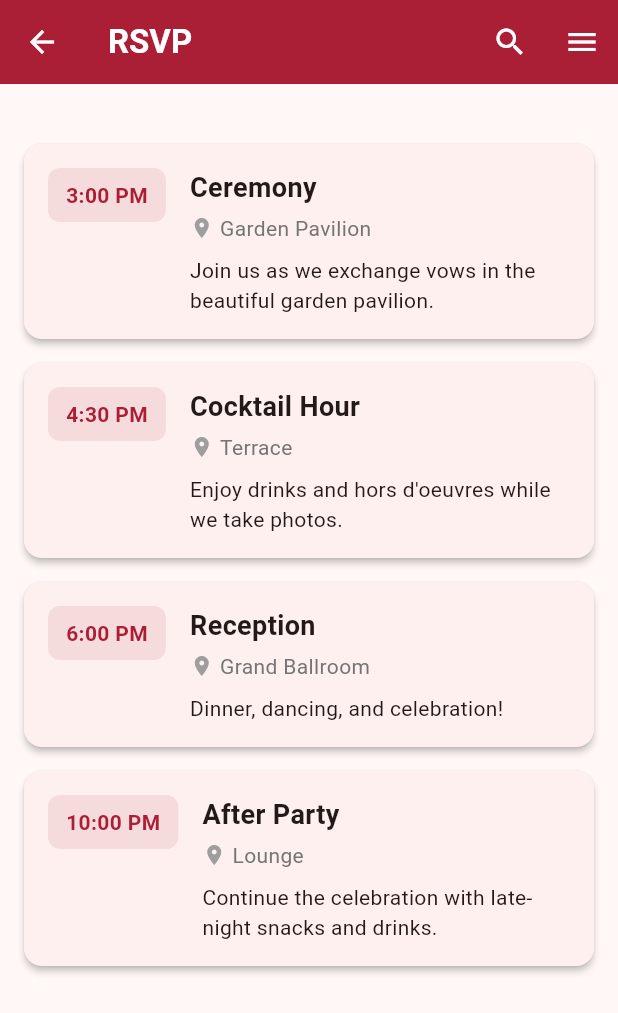
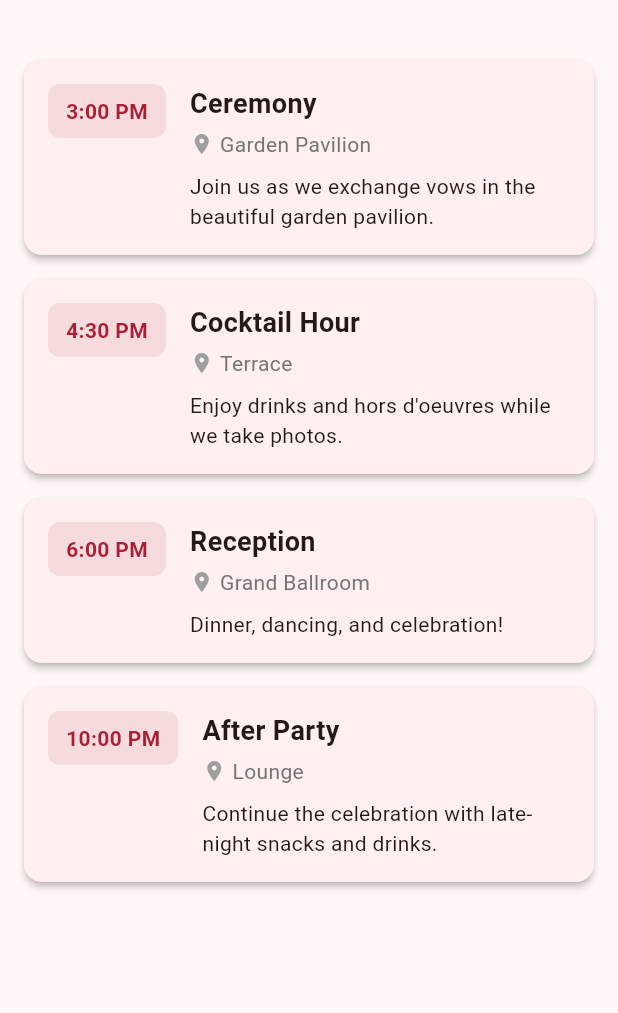
Before and after one commit to windysabolbora/weddingmobile_app, a Flutter app: the PlanningPage screen opened directly, on a phone screen of 412 x 824 dp. Shown: the top 1013 px of the screen. Run offline on Flutter 3.47's test engine with Material 3 defaults, Android fonts, the light colour scheme and no system bars; our stand-ins replace image_picker.

Commit message:
six commit

```diff
--- a/lib/planning_page.dart
+++ b/lib/planning_page.dart
@@ -1,5 +1,5 @@
 import 'package:flutter/material.dart';
-import 'main.dart'; // Assuming this is where your MainScreen class is
+import 'main.dart'; // Ensure this import is included for MainScreen
 
 class PlanningPage extends StatelessWidget {
   const PlanningPage({Key? key}) : super(key: key);
@@ -7,42 +7,7 @@ class PlanningPage extends StatelessWidget {
   @override
   Widget build(BuildContext context) {
     return Scaffold(
-      appBar: AppBar(
-        backgroundColor: const Color(0xFFAA1E36),
-        title: const Text(
-          'RSVP',
-          style: TextStyle(
-            color: Colors.white,
-            fontWeight: FontWeight.bold,
-          ),
-        ),
-        leading: IconButton(
-          icon: const Icon(Icons.arrow_back, color: Colors.white),
-          onPressed: () {
-            Navigator.pushReplacement(
-              context,
-              MaterialPageRoute(
-                builder: (context) =>
-                    const MainScreen(initialIndex: 0), // Navigate back to home
-              ),
-            );
-          },
-        ),
-        actions: [
-          IconButton(
-            icon: const Icon(Icons.search, color: Colors.white),
-            onPressed: () {
-              Navigator.pushNamed(context, '/search');
-            },
-          ),
-          IconButton(
-            icon: const Icon(Icons.menu, color: Colors.white),
-            onPressed: () {
-              Navigator.pushNamed(context, '/menu');
-            },
-          ),
-        ],
-      ),
+      appBar: null, // Removed AppBar to avoid double nav bars
       body: SingleChildScrollView(
         child: Padding(
           padding: const EdgeInsets.all(16.0),
```
Also changed, not shown: lib/upload_page.dart (+5 -7 lines), lib/us_page.dart (+0 -16 lines), lib/main.dart (line endings or trailing spaces), lib/memories_page.dart (line endings or trailing spaces), lib/menu_page.dart (line endings or trailing spaces), 1 other file.
